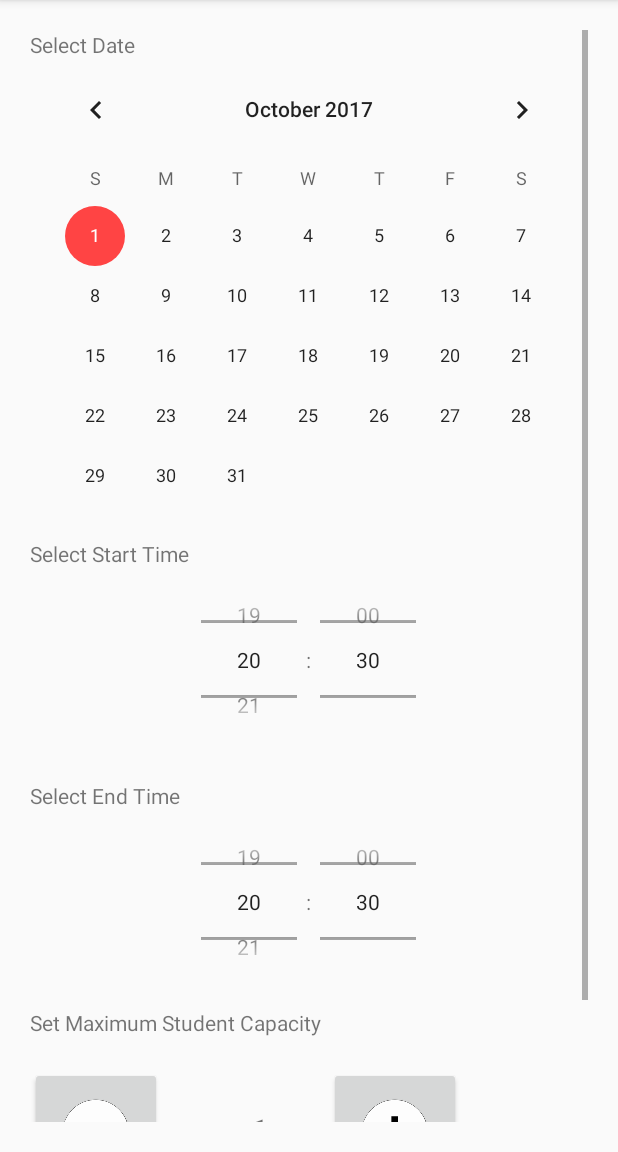
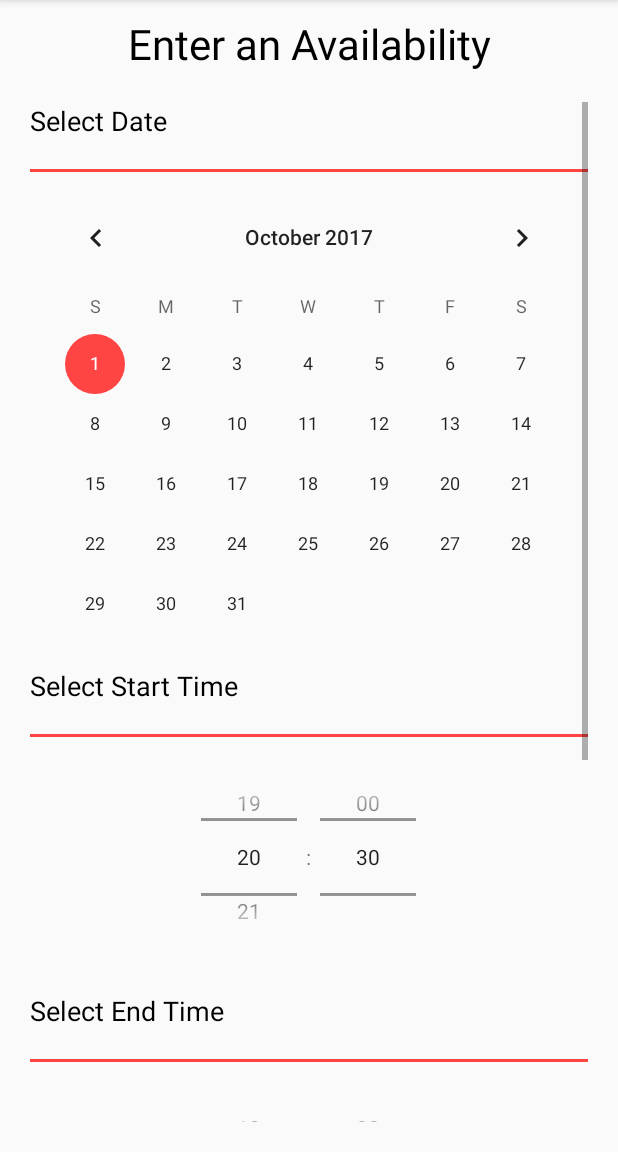
Before and after one commit to sc1122/SEPProject, an Android app: the Controller_MakeAvailability screen opened directly, with no data from a screen before it, on a phone screen of 412 x 824 dp, the part 84-1236 px from its top. Run offline under Robolectric (Android 15) with nearby library versions, the light colour scheme and no system bars; our stand-ins replace Firebase (no records; nobody signed in at launch, a user with empty details on screens opened directly); 1 statement that could not run was skipped.

Commit message:
UI changes for Availability form

```diff
--- a/SEPPrototype/app/src/main/res/layout/activity_make_availability.xml
+++ b/SEPPrototype/app/src/main/res/layout/activity_make_availability.xml
@@ -6,6 +6,8 @@
     android:layout_width="match_parent"
     android:layout_height="match_parent"
     android:orientation="vertical"
+    android:layout_gravity="center"
+    android:gravity="center"
     tools:context="uts.sep.tcba.sepprototype.Controller_MakeAvailability">
 
     <android.support.design.widget.AppBarLayout
@@ -40,6 +42,16 @@
 
     </android.support.design.widget.AppBarLayout>
 
+    <TextView
+        android:id="@+id/textTitle"
+        android:layout_width="match_parent"
+        android:layout_height="wrap_content"
+        android:text="Enter an Availability"
+        android:layout_marginTop="10dp"
+        android:textAlignment="center"
+        android:textColor="@android:color/black"
+        android:textSize="28dp"/>
+
     <FrameLayout
         android:id="@+id/content"
         android:layout_width="match_parent"
@@ -61,7 +73,16 @@
                 <TextView
                     android:layout_width="match_parent"
                     android:layout_height="wrap_content"
-                    android:text="Select Date"/>
+                    android:text="Select Date"
+                    android:textColor="@android:color/black"
+                    android:textSize="18dp" />
+
+                <View
+                    android:layout_width="fill_parent"
+                    android:layout_height="2dp"
+                    android:layout_marginBottom="10dp"
+                    android:layout_marginTop="20dp"
+                    android:background="@color/colorAccent"/>
 
                 <CalendarView
                     android:id="@+id/calendarView"
@@ -73,14 +94,21 @@
                     android:layout_width="match_parent"
                     android:layout_height="wrap_content"
                     android:text="Select Start Time"
-                    />
+                    android:textColor="@android:color/black"
+                    android:textSize="18dp"/>
+
+                <View
+                    android:layout_width="fill_parent"
+                    android:layout_height="2dp"
+                    android:layout_marginBottom="10dp"
+                    android:layout_marginTop="20dp"
+                    android:background="@color/colorAccent"/>
 
                 <TimePicker
                     android:id="@+id/startTime"
                     android:layout_width="match_parent"
-                    android:layout_height="122dp"
-                    android:timePickerMode="spinner"
-                    />
+                    android:layout_height="140dp"
+                    android:timePickerMode="spinner" />
 
                 <NumberPicker
                     android:id="@+id/minutePicker"
@@ -94,27 +122,44 @@
                     android:layout_height="wrap_content"
                     android:paddingTop="20dp"
                     android:text="Select End Time"
-                    />
+                    android:textColor="@android:color/black"
+                    android:textSize="18dp"/>
+
+                <View
+                    android:layout_width="fill_parent"
+                    android:layout_height="2dp"
+                    android:layout_marginBottom="10dp"
+                    android:layout_marginTop="20dp"
+                    android:background="@color/colorAccent"/>
 
                 <TimePicker
                     android:id="@+id/endTime"
                     android:layout_width="match_parent"
-                    android:layout_height="122dp"
-                    android:timePickerMode="spinner"
-                    />
+                    android:layout_height="140dp"
+                    android:timePickerMode="spinner" />
 
                 <TextView
                     android:layout_width="match_parent"
                     android:layout_height="wrap_content"
+                    android:layout_marginTop="10dp"
                     android:text="Set Maximum Student Capacity"
-                    android:layout_marginTop="10dp"/>
+                    android:textColor="@android:color/black"
+                    android:textSize="18dp"/>
+
+                <View
+                    android:layout_width="fill_parent"
+                    android:layout_height="2dp"
+                    android:layout_marginBottom="10dp"
+                    android:layout_marginTop="20dp"
+                    android:background="@color/colorAccent"/>
 
                 <LinearLayout
                     android:layout_width="match_parent"
                     android:layout_height="wrap_content"
                     android:layout_gravity="center"
+                    android:gravity="center"
+                    android:layout_marginBottom="20dp"
                     android:layout_marginTop="20dp"
-                    android:layout_marginBottom="20dp"
                     android:layout_weight="0.39">
 
                     <Button
@@ -122,41 +167,54 @@
                         android:layout_width="wrap_content"
                         android:layout_height="wrap_content"
                         android:layout_marginRight="20dp"
+                        android:background="@android:color/transparent"
                         android:drawableLeft="@mipmap/remove_button"
-                        android:padding="20dp"
-                        />
+                        android:padding="20dp" />
 
                     <TextView
                         android:id="@+id/capacityText"
-                        android:padding="20dp"
-                        android:layout_marginRight="20dp"
-                        android:layout_marginLeft="20dp"
                         android:layout_width="wrap_content"
                         android:layout_height="wrap_content"
+                        android:layout_marginLeft="10dp"
+                        android:layout_marginRight="10dp"
+                        android:padding="20dp"
+                        android:text="1"
                         android:textAlignment="center"
-                        android:textSize="20dp"
-                        android:text="1"
-                        />
+                        android:textSize="30dp" />
 
                     <Button
                         android:id="@+id/addCapacity"
                         android:layout_width="wrap_content"
                         android:layout_height="wrap_content"
+                        android:layout_marginLeft="20dp"
+                        android:background="@android:color/transparent"
                         android:drawableLeft="@mipmap/add_button"
-                        android:padding="20dp"
-                        />
+                        android:padding="20dp" />
 
                 </LinearLayout>
+
+                <TextView
+                    android:layout_width="match_parent"
+                    android:layout_height="wrap_content"
+                    android:layout_marginTop="10dp"
+                    android:text="Location"
+                    android:textColor="@android:color/black"
+                    android:textSize="18dp"/>
+
+                <View
+                    android:layout_width="fill_parent"
+                    android:layout_height="2dp"
+                    android:layout_marginBottom="10dp"
+                    android:layout_marginTop="20dp"
+                    android:background="@color/colorAccent"/>
 
                 <EditText
                     android:id="@+id/locationText"
                     android:layout_width="match_parent"
                     android:layout_height="wrap_content"
                     android:ems="10"
-                    android:maxLines="1"
-                    android:hint="Enter Location"
-                    android:inputType="textMultiLine"
-                    />
+                    android:hint="Enter location here"
+                    android:maxLines="1" />
 
             </LinearLayout>
         </ScrollView>
```
